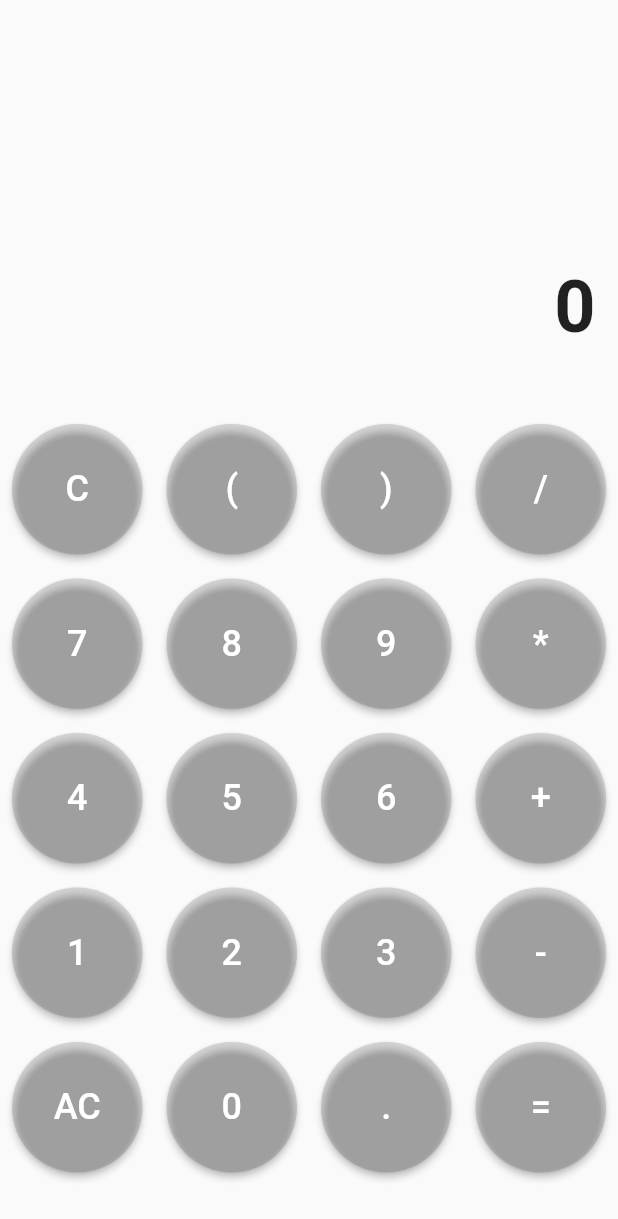
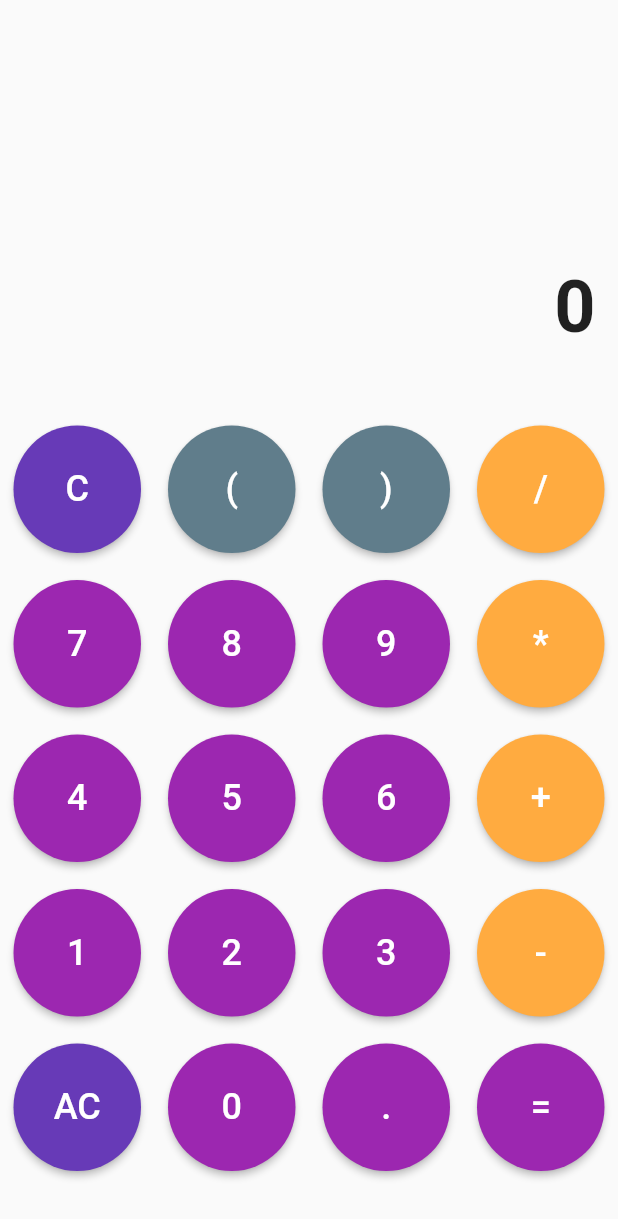
Before and after one commit to galrina/calcul, a Flutter app: the screen it shows after launch, on a phone screen of 412 x 824 dp. Shown: the top 1219 px of the screen. Run offline on Flutter 3.47's test engine with Material 2 defaults, Android fonts, the phone set to English and light mode, and no system bars; our stand-ins replace math_expressions.

Commit message:
Button colors

```diff
--- a/lib/calcu-ui.dart
+++ b/lib/calcul-ui.dart
@@ -85,14 +85,16 @@ class _CalculatorState extends State<Calculator> {
 
   _myButton(String text) {
     return Container(
-      margin: const EdgeInsets.all(8),
+      margin: const EdgeInsets.all(9),
       child: MaterialButton(
         onPressed: () {
           setState(() {
 
           });
         },
-        color: Colors.black12,
+        color: _getColor(text),
+        // Color.fromARGB(255, 127, 36, 144),
+
         textColor: Colors.white,
         child: Text(
           text,
@@ -103,4 +105,16 @@ class _CalculatorState extends State<Calculator> {
     );
   }
 
+   _getColor(String text) {
+    if (text == "/" || text == "*" || text == "+" || text == "-") {
+      return Colors.orangeAccent;
+    }
+    if (text == "C" || text == "AC") {
+      return Colors.deepPurple;
+    }
+    if (text == "(" || text == ")") {
+      return Colors.blueGrey;
+    }
+    return Colors.purple ;
+  }
 }
--- a/lib/main.dart
+++ b/lib/main.dart
@@ -1,4 +1,4 @@
-import 'package:calcul/calcu-ui.dart';
+import 'package:calcul/calcul-ui.dart';
 import 'package:flutter/material.dart';
 
 void main() {
@@ -14,7 +14,7 @@ class MyApp extends StatelessWidget {
     return MaterialApp(
       title: 'Calcul App',
       theme: ThemeData(
-        primarySwatch: Colors.blueGrey,
+        primarySwatch: Colors.teal,
       ),
       home: Calculator(),
     );
```
